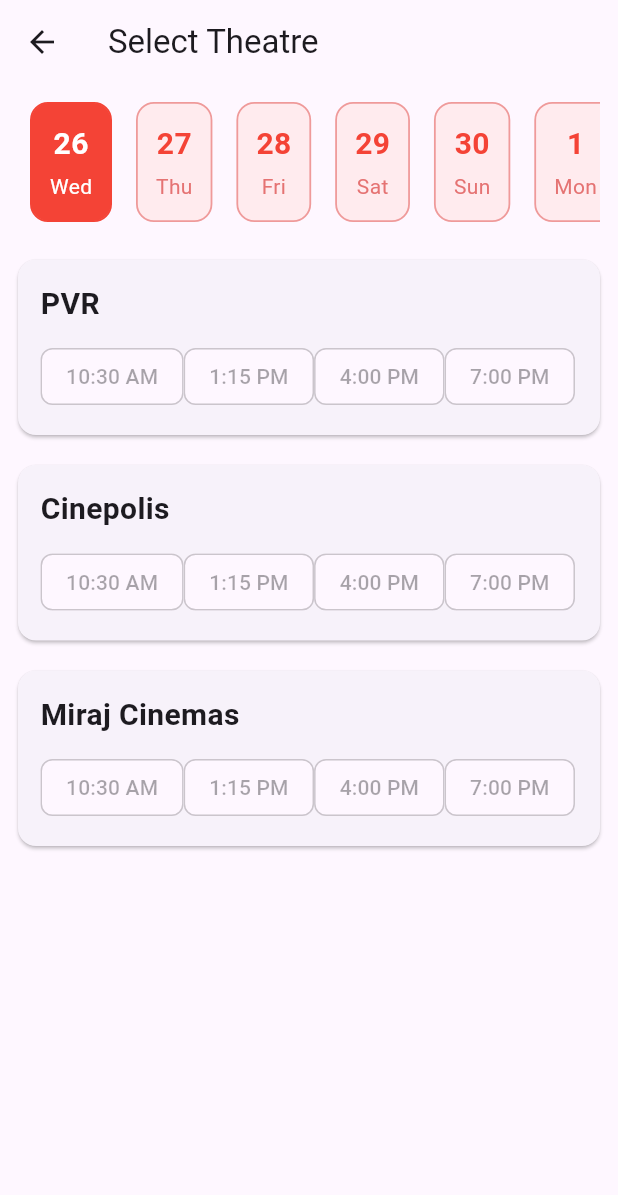
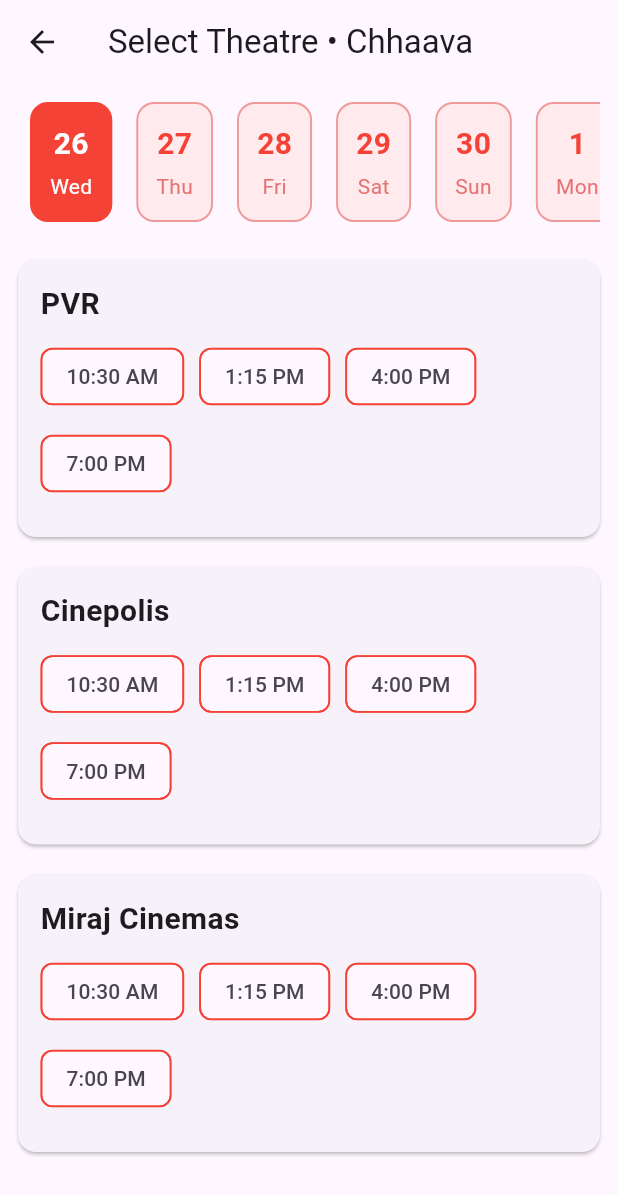
Before and after one commit to niravnasit9/movie_ticket_booking, a Flutter app: the TheatreSelectionScreen screen opened directly with sample values from the repository, on a phone screen of 412 x 824 dp. Shown: the top 1195 px of the screen. Run offline on Flutter 3.47's test engine with Material 3 defaults, Android fonts, the phone set to English and light mode, and no system bars; network calls fail.

Commit message:
First commit

```diff
--- /dev/null
+++ b/lib/seatSelectionScreen.dart
@@ -0,0 +1,33 @@
+import 'package:flutter/material.dart';
+import 'package:movie_ticket_booking/movies.dart';
+
+class SeatSelectionScreen extends StatelessWidget {
+  final Movie movie;
+  final String theatreName;
+  final String showTime;
+  final DateTime date;
+
+  const SeatSelectionScreen({
+    super.key,
+    required this.movie,
+    required this.theatreName,
+    required this.showTime,
+    required this.date,
+  });
+
+  @override
+  Widget build(BuildContext context) {
+    return Scaffold(
+      appBar: AppBar(title: Text("Select Seats")),
+      body: Center(
+        child: Text(
+          "Movie: ${movie.title}\n"
+          "Theatre: $theatreName\n"
+          "Time: $showTime\n"
+          "Date: ${date.day}/${date.month}/${date.year}",
+          textAlign: TextAlign.center,
+        ),
+      ),
+    );
+  }
+}
--- a/lib/showTimeChip.dart
+++ b/lib/showTimeChip.dart
@@ -1,16 +1,43 @@
 import 'package:flutter/material.dart';
+import 'package:movie_ticket_booking/movies.dart';
+import 'package:movie_ticket_booking/seatSelectionScreen.dart';
 
 class ShowTimeChip extends StatelessWidget {
   final String theatreName;
   final String time;
+  final Movie movie;
+  final DateTime date;
 
   const ShowTimeChip({
     super.key,
     required this.theatreName,
     required this.time,
+    required this.movie,
+    required this.date,
   });
+
   @override
   Widget build(BuildContext context) {
-    return ChoiceChip(label: Text(time), selected: false);
+    return Padding(
+      padding: const EdgeInsets.only(right: 10, bottom: 10),
+      child: ChoiceChip(
+        label: Text(time),
+        selected: false,
+        side: const BorderSide(color: Colors.red, width: 1.2),
+        onSelected: (_) {
+          Navigator.push(
+            context,
+            MaterialPageRoute(
+              builder: (_) => SeatSelectionScreen(
+                movie: movie,
+                theatreName: theatreName,
+                showTime: time,
+                date: date,
+              ),
+            ),
+          );
+        },
+      ),
+    );
   }
 }
--- a/lib/theatreCard.dart
+++ b/lib/theatreCard.dart
@@ -1,14 +1,28 @@
 import 'package:flutter/material.dart';
+import 'package:movie_ticket_booking/movies.dart';
 import 'package:movie_ticket_booking/showTimeChip.dart';
 
-class TheatreCard extends StatelessWidget {
+class TheatreCard extends StatefulWidget {
   final String name;
-  const TheatreCard({super.key, required this.name});
+  final Movie movie;
+  final DateTime date;
 
+  const TheatreCard({
+    super.key,
+    required this.name,
+    required this.movie,
+    required this.date,
+  });
+
+  @override
+  State<TheatreCard> createState() => _TheatreCardState();
+}
+
+class _TheatreCardState extends State<TheatreCard> {
   @override
   Widget build(BuildContext context) {
     return Card(
-      margin: EdgeInsets.symmetric(vertical: 10),
+      margin: const EdgeInsets.symmetric(vertical: 10),
       elevation: 1,
       child: Padding(
         padding: const EdgeInsets.all(15),
@@ -16,17 +30,38 @@
           crossAxisAlignment: CrossAxisAlignment.start,
           children: [
             Text(
-              name,
+              widget.name,
               style: const TextStyle(fontSize: 20, fontWeight: FontWeight.bold),
             ),
+
             const SizedBox(height: 10),
 
             Wrap(
               children: [
-                ShowTimeChip(theatreName: name, time: "10:30 AM"),
-                ShowTimeChip(theatreName: name, time: "1:15 PM"),
-                ShowTimeChip(theatreName: name, time: "4:00 PM"),
-                ShowTimeChip(theatreName: name, time: "7:00 PM"),
+                ShowTimeChip(
+                  theatreName: widget.name,
+                  time: "10:30 AM",
+                  movie: widget.movie,
+                  date: widget.date,
+                ),
+                ShowTimeChip(
+                  theatreName: widget.name,
+                  time: "1:15 PM",
+                  movie: widget.movie,
+                  date: widget.date,
+                ),
+                ShowTimeChip(
+                  theatreName: widget.name,
+                  time: "4:00 PM",
+                  movie: widget.movie,
+                  date: widget.date,
+                ),
+                ShowTimeChip(
+                  theatreName: widget.name,
+                  time: "7:00 PM",
+                  movie: widget.movie,
+                  date: widget.date,
+                ),
               ],
             ),
           ],
--- a/lib/theatreSelection.dart
+++ b/lib/theatreSelection.dart
@@ -10,19 +10,41 @@
   State<TheatreSelectionScreen> createState() => _TheatreSelectionScreenState();
 }
 
-int selectedDateIndex = 0;
-List<DateTime> dates = List.generate(
-  7,
-  (i) => DateTime.now().add(Duration(days: i)),
-);
+class _TheatreSelectionScreenState extends State<TheatreSelectionScreen> {
+  int selectedDateIndex = 0;
 
-class _TheatreSelectionScreenState extends State<TheatreSelectionScreen> {
+  final List<DateTime> dates = List.generate(
+    7,
+    (i) => DateTime.now().add(Duration(days: i)),
+  );
+
+  String _dayName(int weekday) {
+    switch (weekday) {
+      case 1:
+        return "Mon";
+      case 2:
+        return "Tue";
+      case 3:
+        return "Wed";
+      case 4:
+        return "Thu";
+      case 5:
+        return "Fri";
+      case 6:
+        return "Sat";
+      default:
+        return "Sun";
+    }
+  }
+
   @override
   Widget build(BuildContext context) {
     return Scaffold(
-      appBar: AppBar(title: Text("Select Theatre")),
+      appBar: AppBar(title: Text("Select Theatre • ${widget.movie.title}")),
+
       body: Padding(
         padding: const EdgeInsets.all(12.0),
+
         child: Column(
           crossAxisAlignment: CrossAxisAlignment.start,
           children: [
@@ -33,25 +55,29 @@
                 itemCount: dates.length,
                 itemBuilder: (context, index) {
                   final date = dates[index];
-
                   bool isSelected = index == selectedDateIndex;
 
                   return GestureDetector(
                     onTap: () {
-                      setState(() => selectedDateIndex = index);
+                      setState(() {
+                        selectedDateIndex = index;
+                      });
                     },
+
                     child: AnimatedContainer(
                       duration: Duration(milliseconds: 200),
-                      margin: const EdgeInsets.symmetric(horizontal: 8),
-                      padding: const EdgeInsets.all(12),
+                      margin: EdgeInsets.symmetric(horizontal: 8),
+                      padding: EdgeInsets.all(12),
+
                       decoration: BoxDecoration(
                         color: isSelected ? Colors.red : Colors.red.shade50,
                         borderRadius: BorderRadius.circular(12),
                         border: Border.all(
                           color: isSelected ? Colors.red : Colors.red.shade200,
-                          width: 1.2,
+                          width: 1.3,
                         ),
                       ),
+
                       child: Column(
                         mainAxisAlignment: MainAxisAlignment.center,
                         children: [
@@ -59,10 +85,11 @@
                             "${date.day}",
                             style: TextStyle(
                               fontSize: 20,
+                              fontWeight: FontWeight.bold,
                               color: isSelected ? Colors.white : Colors.red,
-                              fontWeight: FontWeight.bold,
                             ),
                           ),
+
                           SizedBox(height: 4),
 
                           Text(
@@ -82,14 +109,27 @@
                 },
               ),
             ),
+
             SizedBox(height: 15),
 
             Expanded(
               child: ListView(
                 children: [
-                  TheatreCard(name: "PVR"),
-                  TheatreCard(name: "Cinepolis"),
-                  TheatreCard(name: "Miraj Cinemas"),
+                  TheatreCard(
+                    name: "PVR",
+                    movie: widget.movie,
+                    date: dates[selectedDateIndex],
+                  ),
+                  TheatreCard(
+                    name: "Cinepolis",
+                    movie: widget.movie,
+                    date: dates[selectedDateIndex],
+                  ),
+                  TheatreCard(
+                    name: "Miraj Cinemas",
+                    movie: widget.movie,
+                    date: dates[selectedDateIndex],
+                  ),
                 ],
               ),
             ),
@@ -98,23 +138,4 @@
       ),
     );
   }
-
-  String _dayName(int weekday) {
-    switch (weekday) {
-      case 1:
-        return "Mon";
-      case 2:
-        return "Tue";
-      case 3:
-        return "Wed";
-      case 4:
-        return "Thu";
-      case 5:
-        return "Fri";
-      case 6:
-        return "Sat";
-      default:
-        return "Sun";
-    }
-  }
 }
```
